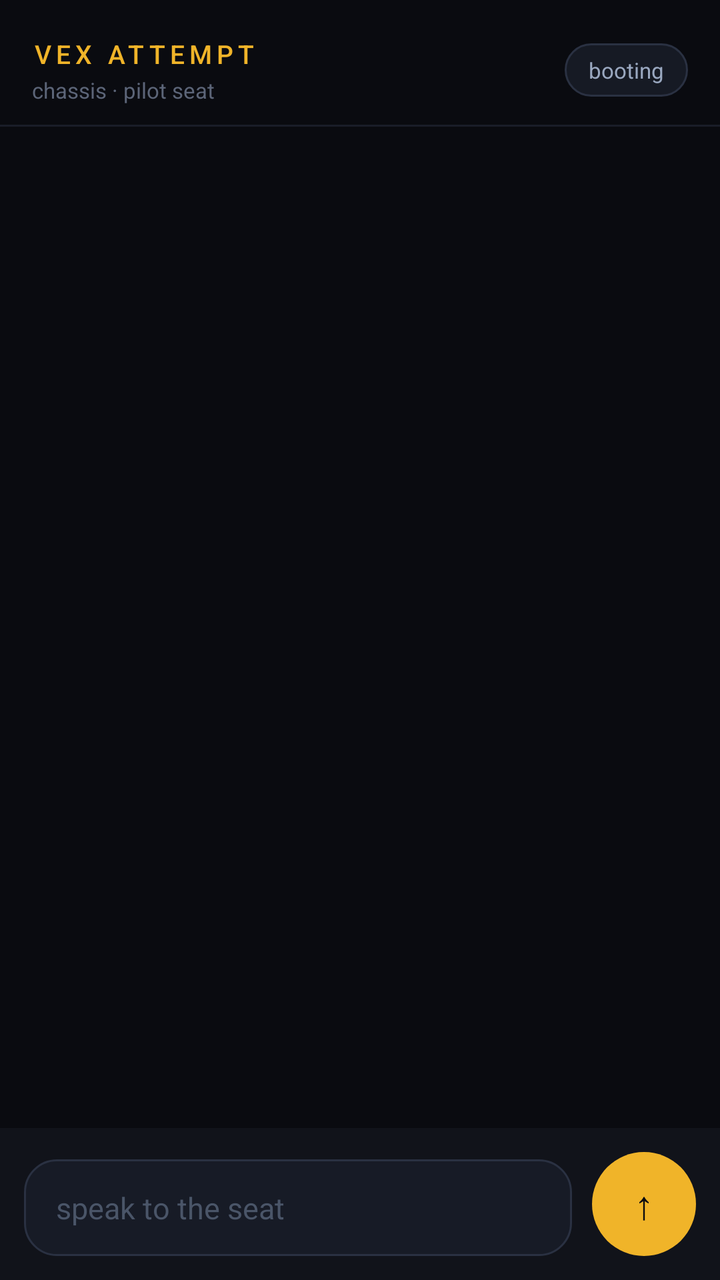
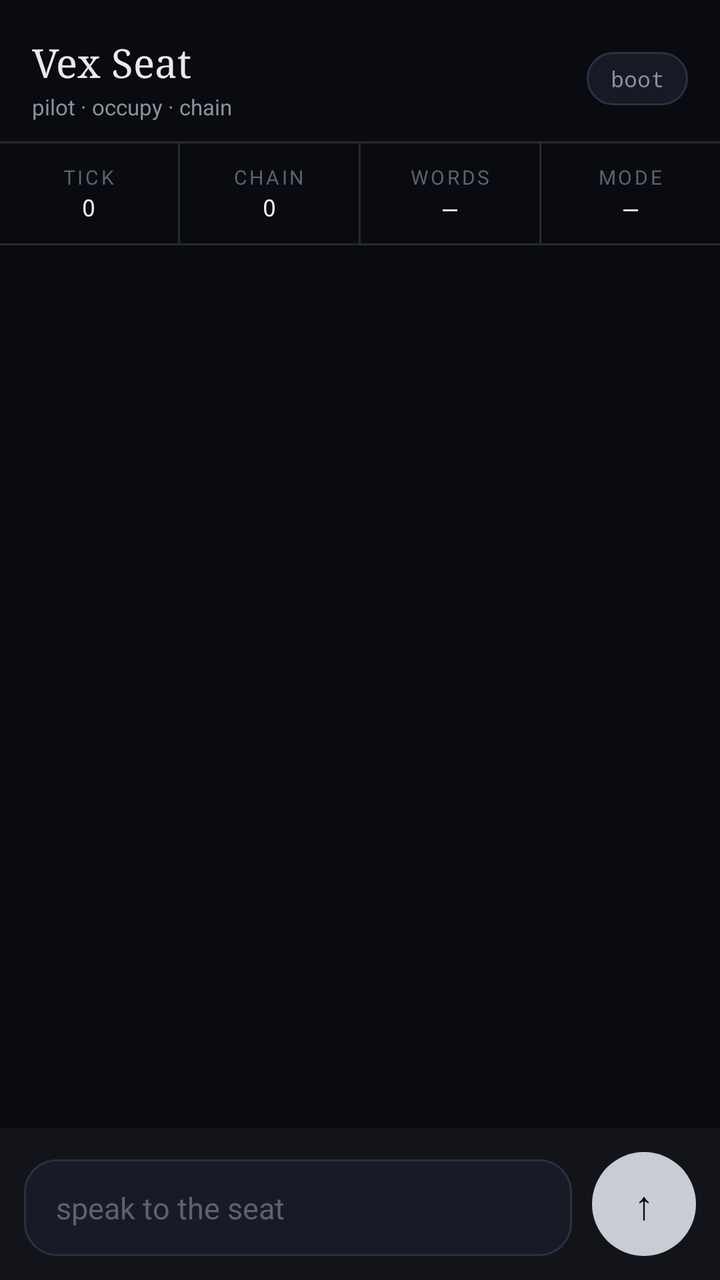

Screens rendered from an Android XML layout before and after an edit, with the pre-edit source and the edit as a unified diff.
<!-- AndroidManifest.xml: application theme Theme.AppCompat.DayNight.NoActionBar -->
<!-- res/layout/activity_main.xml -->
<?xml version="1.0" encoding="utf-8"?>
<LinearLayout xmlns:android="http://schemas.android.com/apk/res/android"
    android:orientation="vertical"
    android:layout_width="match_parent"
    android:layout_height="match_parent"
    android:background="#0A0B10">

    
    <LinearLayout
        android:orientation="horizontal"
        android:layout_width="match_parent"
        android:layout_height="wrap_content"
        android:paddingHorizontal="16dp"
        android:paddingTop="18dp"
        android:paddingBottom="10dp"
        android:gravity="center_vertical"
        android:background="#0A0B10">

        <LinearLayout
            android:orientation="vertical"
            android:layout_width="0dp"
            android:layout_weight="1"
            android:layout_height="wrap_content">
            <TextView
                android:id="@+id/brand"
                android:layout_width="wrap_content"
                android:layout_height="wrap_content"
                android:text="VEX ATTEMPT"
                android:textColor="#F0B429"
                android:textSize="13sp"
                android:letterSpacing="0.18"
                android:fontFamily="sans-serif-medium" />
            <TextView
                android:id="@+id/subtitle"
                android:layout_width="wrap_content"
                android:layout_height="wrap_content"
                android:text="chassis · pilot seat"
                android:textColor="#5C6578"
                android:textSize="11sp"
                android:layout_marginTop="2dp" />
        </LinearLayout>

        <TextView
            android:id="@+id/status"
            android:layout_width="wrap_content"
            android:layout_height="wrap_content"
            android:background="@drawable/status_chip"
            android:paddingHorizontal="12dp"
            android:paddingVertical="6dp"
            android:textSize="11sp"
            android:textColor="#9AA8C0"
            android:text="booting" />
    </LinearLayout>

    <View
        android:layout_width="match_parent"
        android:layout_height="1dp"
        android:background="#1A1D28" />

    
    <ScrollView
        android:id="@+id/scroll"
        android:layout_width="match_parent"
        android:layout_height="0dp"
        android:layout_weight="1"
        android:paddingHorizontal="16dp"
        android:scrollbars="none"
        android:fillViewport="true">
        <LinearLayout
            android:orientation="vertical"
            android:layout_width="match_parent"
            android:layout_height="wrap_content"
            android:paddingVertical="16dp">
            <TextView
                android:id="@+id/log"
                android:layout_width="match_parent"
                android:layout_height="wrap_content"
                android:fontFamily="sans-serif"
                android:textSize="15sp"
                android:lineSpacingMultiplier="1.35"
                android:textColor="#D8DEEA"
                android:textIsSelectable="true" />
        </LinearLayout>
    </ScrollView>

    
    <LinearLayout
        android:orientation="vertical"
        android:layout_width="match_parent"
        android:layout_height="wrap_content"
        android:background="#11131A"
        android:padding="12dp"
        android:elevation="8dp">

        <LinearLayout
            android:orientation="horizontal"
            android:layout_width="match_parent"
            android:layout_height="wrap_content"
            android:gravity="bottom">

            <EditText
                android:id="@+id/input"
                android:layout_width="0dp"
                android:layout_weight="1"
                android:layout_height="wrap_content"
                android:background="@drawable/input_field"
                android:paddingHorizontal="16dp"
                android:paddingVertical="14dp"
                android:hint="speak to the seat"
                android:textColorHint="#4A5568"
                android:textColor="#EEF2FA"
                android:textSize="15sp"
                android:maxLines="5"
                android:minHeight="48dp"
                android:imeOptions="actionSend"
                android:inputType="textCapSentences|textMultiLine" />

            <Button
                android:id="@+id/send"
                android:layout_width="52dp"
                android:layout_height="52dp"
                android:layout_marginStart="10dp"
                android:background="@drawable/send_button"
                android:text="↑"
                android:textSize="20sp"
                android:textColor="#0A0B10"
                android:stateListAnimator="@null" />
        </LinearLayout>
    </LinearLayout>
</LinearLayout>
<!-- resources referenced by this layout -->
<resources>
  <!-- drawable input_field (drawable) -->
  <?xml version="1.0" encoding="utf-8"?>
  <shape xmlns:android="http://schemas.android.com/apk/res/android" android:shape="rectangle">
      <solid android:color="#171B26" />
      <corners android:radius="16dp" />
      <stroke android:width="1dp" android:color="#2A3142" />
  </shape>
  <!-- drawable send_button (drawable) -->
  <?xml version="1.0" encoding="utf-8"?>
  <selector xmlns:android="http://schemas.android.com/apk/res/android">
      <item android:state_enabled="false">
          <shape android:shape="oval">
              <solid android:color="#3A4152" />
          </shape>
      </item>
      <item>
          <shape android:shape="oval">
              <solid android:color="#F0B429" />
          </shape>
      </item>
  </selector>
  <!-- drawable status_chip (drawable) -->
  <?xml version="1.0" encoding="utf-8"?>
  <shape xmlns:android="http://schemas.android.com/apk/res/android" android:shape="rectangle">
      <solid android:color="#161A24" />
      <corners android:radius="999dp" />
      <stroke android:width="1dp" android:color="#2A3142" />
  </shape>
</resources>

<!-- the commit's change to res/layout/activity_main.xml (unified diff, before → after) -->
@@ -5,7 +5,6 @@
     android:layout_height="match_parent"
     android:background="#0A0B10">
 
-    
     <LinearLayout
         android:orientation="horizontal"
         android:layout_width="match_parent"
@@ -13,8 +12,7 @@
         android:paddingHorizontal="16dp"
         android:paddingTop="18dp"
         android:paddingBottom="10dp"
-        android:gravity="center_vertical"
-        android:background="#0A0B10">
+        android:gravity="center_vertical">
 
         <LinearLayout
             android:orientation="vertical"
@@ -25,17 +23,16 @@
                 android:id="@+id/brand"
                 android:layout_width="wrap_content"
                 android:layout_height="wrap_content"
-                android:text="VEX ATTEMPT"
-                android:textColor="#F0B429"
-                android:textSize="13sp"
-                android:letterSpacing="0.18"
-                android:fontFamily="sans-serif-medium" />
+                android:text="Vex Seat"
+                android:textColor="#E8EAEE"
+                android:textSize="20sp"
+                android:fontFamily="serif" />
             <TextView
                 android:id="@+id/subtitle"
                 android:layout_width="wrap_content"
                 android:layout_height="wrap_content"
-                android:text="chassis · pilot seat"
-                android:textColor="#5C6578"
+                android:text="pilot · occupy · chain"
+                android:textColor="#8B919C"
                 android:textSize="11sp"
                 android:layout_marginTop="2dp" />
         </LinearLayout>
@@ -48,16 +45,47 @@
             android:paddingHorizontal="12dp"
             android:paddingVertical="6dp"
             android:textSize="11sp"
-            android:textColor="#9AA8C0"
-            android:text="booting" />
+            android:fontFamily="monospace"
+            android:textColor="#8B919C"
+            android:text="boot" />
     </LinearLayout>
 
     <View
         android:layout_width="match_parent"
         android:layout_height="1dp"
-        android:background="#1A1D28" />
+        android:background="#262A34" />
 
-    
+    <LinearLayout
+        android:orientation="horizontal"
+        android:layout_width="match_parent"
+        android:layout_height="wrap_content"
+        android:background="#262A34">
+        <LinearLayout android:orientation="vertical" android:layout_width="0dp" android:layout_height="wrap_content" android:layout_weight="1" android:background="#0A0B10" android:padding="10dp" android:gravity="center">
+            <TextView android:layout_width="wrap_content" android:layout_height="wrap_content" android:text="TICK" android:textSize="10sp" android:textColor="#5C6270" android:letterSpacing="0.12" />
+            <TextView android:id="@+id/hudTick" android:layout_width="wrap_content" android:layout_height="wrap_content" android:text="0" android:fontFamily="monospace" android:textSize="12sp" android:textColor="#E8EAEE" />
+        </LinearLayout>
+        <View android:layout_width="1dp" android:layout_height="match_parent" android:background="#262A34" />
+        <LinearLayout android:orientation="vertical" android:layout_width="0dp" android:layout_height="wrap_content" android:layout_weight="1" android:background="#0A0B10" android:padding="10dp" android:gravity="center">
+            <TextView android:layout_width="wrap_content" android:layout_height="wrap_content" android:text="CHAIN" android:textSize="10sp" android:textColor="#5C6270" android:letterSpacing="0.12" />
+            <TextView android:id="@+id/hudChain" android:layout_width="wrap_content" android:layout_height="wrap_content" android:text="0" android:fontFamily="monospace" android:textSize="12sp" android:textColor="#E8EAEE" />
+        </LinearLayout>
+        <View android:layout_width="1dp" android:layout_height="match_parent" android:background="#262A34" />
+        <LinearLayout android:orientation="vertical" android:layout_width="0dp" android:layout_height="wrap_content" android:layout_weight="1" android:background="#0A0B10" android:padding="10dp" android:gravity="center">
+            <TextView android:layout_width="wrap_content" android:layout_height="wrap_content" android:text="WORDS" android:textSize="10sp" android:textColor="#5C6270" android:letterSpacing="0.12" />
+            <TextView android:id="@+id/hudWords" android:layout_width="wrap_content" android:layout_height="wrap_content" android:text="—" android:fontFamily="monospace" android:textSize="12sp" android:textColor="#E8EAEE" />
+        </LinearLayout>
+        <View android:layout_width="1dp" android:layout_height="match_parent" android:background="#262A34" />
+        <LinearLayout android:orientation="vertical" android:layout_width="0dp" android:layout_height="wrap_content" android:layout_weight="1" android:background="#0A0B10" android:padding="10dp" android:gravity="center">
+            <TextView android:layout_width="wrap_content" android:layout_height="wrap_content" android:text="MODE" android:textSize="10sp" android:textColor="#5C6270" android:letterSpacing="0.12" />
+            <TextView android:id="@+id/hudMode" android:layout_width="wrap_content" android:layout_height="wrap_content" android:text="—" android:fontFamily="monospace" android:textSize="12sp" android:textColor="#E8EAEE" />
+        </LinearLayout>
+    </LinearLayout>
+
+    <View
+        android:layout_width="match_parent"
+        android:layout_height="1dp"
+        android:background="#262A34" />
+
     <ScrollView
         android:id="@+id/scroll"
         android:layout_width="match_parent"
@@ -66,38 +94,29 @@
         android:paddingHorizontal="16dp"
         android:scrollbars="none"
         android:fillViewport="true">
-        <LinearLayout
-            android:orientation="vertical"
+        <TextView
+            android:id="@+id/log"
             android:layout_width="match_parent"
             android:layout_height="wrap_content"
-            android:paddingVertical="16dp">
-            <TextView
-                android:id="@+id/log"
-                android:layout_width="match_parent"
-                android:layout_height="wrap_content"
-                android:fontFamily="sans-serif"
-                android:textSize="15sp"
-                android:lineSpacingMultiplier="1.35"
-                android:textColor="#D8DEEA"
-                android:textIsSelectable="true" />
-        </LinearLayout>
+            android:fontFamily="sans-serif"
+            android:textSize="15sp"
+            android:lineSpacingMultiplier="1.35"
+            android:textColor="#E8EAEE"
+            android:textIsSelectable="true"
+            android:paddingVertical="16dp" />
     </ScrollView>
 
-    
     <LinearLayout
         android:orientation="vertical"
         android:layout_width="match_parent"
         android:layout_height="wrap_content"
-        android:background="#11131A"
-        android:padding="12dp"
-        android:elevation="8dp">
-
+        android:background="#12141A"
+        android:padding="12dp">
         <LinearLayout
             android:orientation="horizontal"
             android:layout_width="match_parent"
             android:layout_height="wrap_content"
             android:gravity="bottom">
-
             <EditText
                 android:id="@+id/input"
                 android:layout_width="0dp"
@@ -107,14 +126,13 @@
                 android:paddingHorizontal="16dp"
                 android:paddingVertical="14dp"
                 android:hint="speak to the seat"
-                android:textColorHint="#4A5568"
-                android:textColor="#EEF2FA"
+                android:textColorHint="#5C6270"
+                android:textColor="#E8EAEE"
                 android:textSize="15sp"
                 android:maxLines="5"
                 android:minHeight="48dp"
                 android:imeOptions="actionSend"
                 android:inputType="textCapSentences|textMultiLine" />
-
             <Button
                 android:id="@+id/send"
                 android:layout_width="52dp"
<!-- resource entries referenced after the edit -->
@@ -17,7 +17,7 @@
       </item>
       <item>
           <shape android:shape="oval">
-              <solid android:color="#F0B429" />
+              <solid android:color="#C8CCD4" />
           </shape>
       </item>
   </selector>
